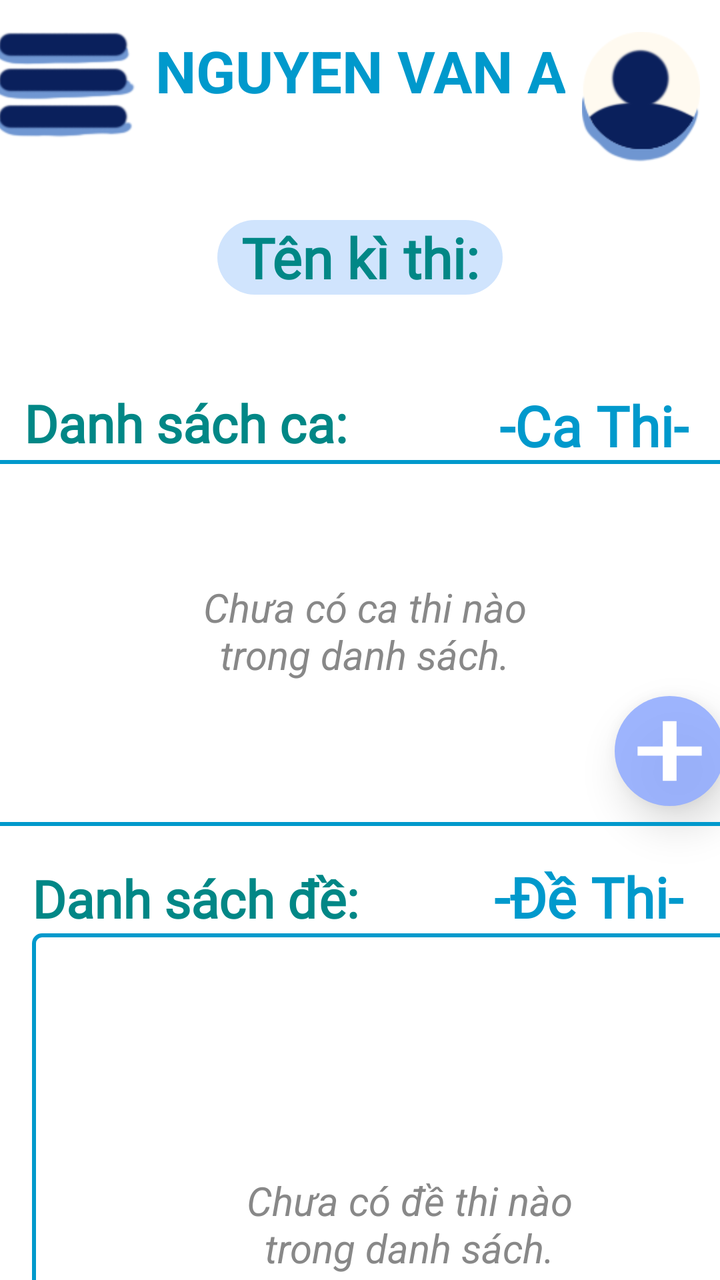
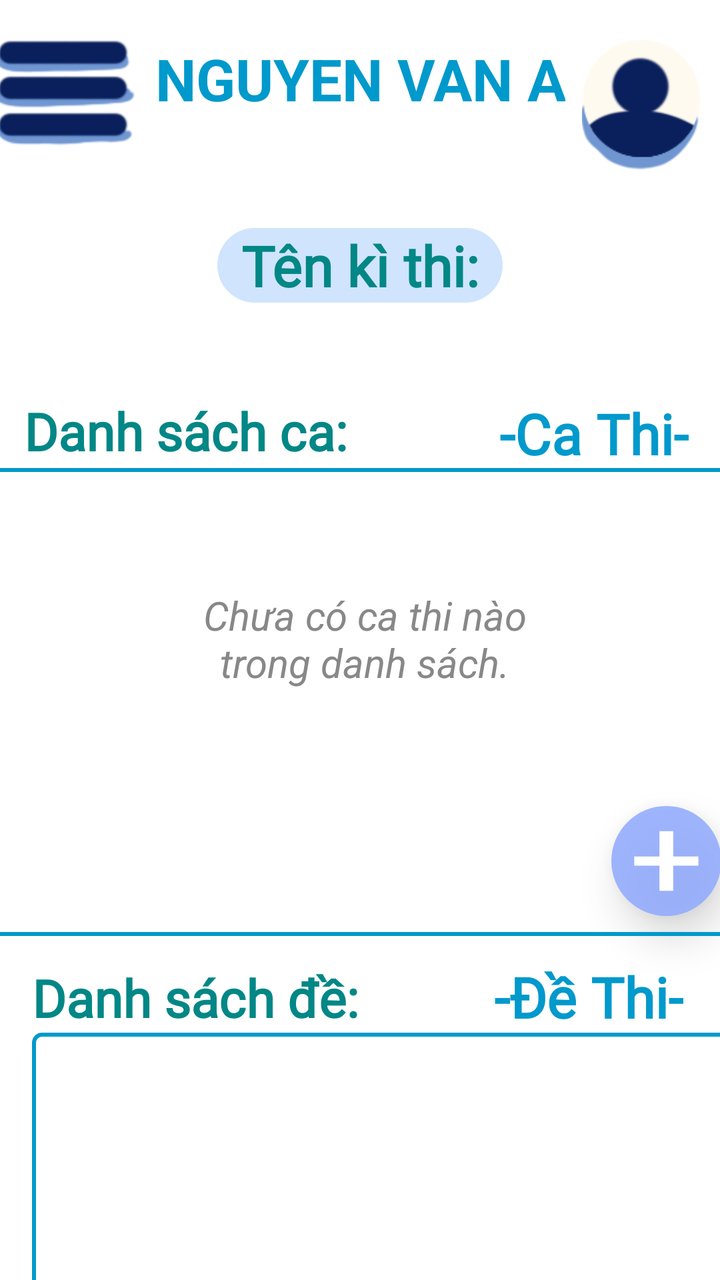

Screens rendered from an Android XML layout before and after an edit, with the pre-edit source and the edit as a unified diff.
<!-- AndroidManifest.xml: application theme Theme.SmartQuiz -->
<!-- res/layout/teacher_add_session_exam.xml -->
<?xml version="1.0" encoding="utf-8"?>
<androidx.constraintlayout.widget.ConstraintLayout xmlns:android="http://schemas.android.com/apk/res/android"
    xmlns:app="http://schemas.android.com/apk/res-auto"
    xmlns:tools="http://schemas.android.com/tools"
    android:id="@+id/main"
    android:layout_width="match_parent"
    android:layout_height="match_parent">

    <androidx.constraintlayout.widget.ConstraintLayout
        android:id="@+id/constraintLayout"
        android:layout_width="match_parent"
        android:layout_height="94dp"
        android:elevation="4dp"
        android:translationZ="4dp"
        app:layout_constraintEnd_toEndOf="parent"
        app:layout_constraintStart_toStartOf="parent"
        app:layout_constraintTop_toTopOf="parent">

        <TextView
            android:id="@+id/user_name"
            android:layout_width="wrap_content"
            android:layout_height="wrap_content"
            android:gravity="center"
            android:text="Nguyen Van A"
            android:textAllCaps="true"
            android:textColor="@android:color/holo_blue_dark"
            android:textSize="29sp"
            android:textStyle="bold"
            app:layout_constraintBottom_toBottomOf="parent"
            app:layout_constraintEnd_toEndOf="parent"
            app:layout_constraintStart_toStartOf="parent"
            app:layout_constraintTop_toTopOf="parent"
            app:layout_constraintVertical_bias="0.29" />

        <ImageButton
            android:id="@+id/registerBtn"
            android:layout_width="71dp"
            android:layout_height="53dp"
            android:layout_marginStart="8dp"
            android:layout_marginTop="16dp"
            android:layout_marginEnd="21dp"
            android:layout_marginBottom="25dp"
            android:background="@null"
            android:scaleType="fitCenter"
            app:layout_constraintBottom_toBottomOf="parent"
            app:layout_constraintEnd_toStartOf="@+id/user_name"
            app:layout_constraintStart_toStartOf="parent"
            app:layout_constraintTop_toTopOf="parent"
            app:srcCompat="@drawable/menu"
            android:contentDescription="Menu Button" />

        <ImageButton
            android:id="@+id/imageButton4"
            android:layout_width="69dp"
            android:layout_height="65dp"
            android:layout_marginStart="15dp"
            android:layout_marginTop="16dp"
            android:layout_marginEnd="17dp"
            android:layout_marginBottom="13dp"
            android:background="@null"
            android:scaleType="fitCenter"
            app:layout_constraintBottom_toBottomOf="parent"
            app:layout_constraintEnd_toEndOf="parent"
            app:layout_constraintStart_toEndOf="@+id/user_name"
            app:layout_constraintTop_toTopOf="parent"
            app:srcCompat="@drawable/user"
            android:contentDescription="User Profile Button" />
    </androidx.constraintlayout.widget.ConstraintLayout>

    <androidx.constraintlayout.widget.ConstraintLayout
        android:id="@+id/constraintLayout4"
        android:layout_width="0dp"
        android:layout_height="0dp"
        app:layout_constraintBottom_toBottomOf="parent"
        app:layout_constraintEnd_toEndOf="parent"
        app:layout_constraintStart_toStartOf="parent"
        app:layout_constraintTop_toBottomOf="@+id/constraintLayout">

        <TextView
            android:id="@+id/assessment_name"
            android:layout_width="wrap_content"
            android:layout_height="wrap_content"
            android:layout_marginTop="16dp"
            android:background="@drawable/light_blue"
            android:fontFamily="@font/be_vietnam_pro_light_italic"
            android:paddingLeft="12sp"
            android:paddingRight="12sp"
            android:text="Tên kì thi:"
            android:textColor="@color/teal_700"
            android:textSize="28sp"
            android:textStyle="bold"
            app:layout_constraintEnd_toEndOf="parent"
            app:layout_constraintStart_toStartOf="parent"
            app:layout_constraintTop_toTopOf="parent" />

        <TextView
            android:id="@+id/emptyStateTextView"
            android:layout_width="200sp"
            android:layout_height="wrap_content"
            android:layout_marginTop="120dp"
            android:gravity="center"
            android:text="Chưa có đề thi nào trong danh sách."
            android:textColor="#888888"
            android:textSize="20sp"
            android:textStyle="italic"
            app:layout_constraintBottom_toBottomOf="@+id/scrollView4"
            app:layout_constraintEnd_toEndOf="@+id/scrollView4"
            app:layout_constraintStart_toStartOf="@+id/scrollView4"
            app:layout_constraintTop_toTopOf="@+id/scrollView4"
            app:layout_constraintVertical_bias="0.0"
            tools:visibility="visible" />

        <TextView
            android:id="@+id/emptyStateTextView1"
            android:layout_width="200sp"
            android:layout_height="wrap_content"
            android:layout_marginTop="60dp"
            android:gravity="center"
            android:text="Chưa có ca thi nào trong danh sách."
            android:textColor="#888888"
            android:textSize="20sp"
            android:textStyle="italic"
            app:layout_constraintBottom_toBottomOf="@+id/scrollView5"
            app:layout_constraintEnd_toEndOf="@+id/scrollView5"
            app:layout_constraintStart_toStartOf="@+id/scrollView5"
            app:layout_constraintTop_toTopOf="@+id/scrollView5"
            app:layout_constraintVertical_bias="0.0"
            tools:visibility="visible" />

        <ScrollView
            android:id="@+id/scrollView5"
            android:layout_width="380dp"
            android:layout_height="183dp"
            android:background="@drawable/border"
            android:elevation="6dp"
            android:translationZ="6dp"
            app:layout_constraintBottom_toBottomOf="parent"
            app:layout_constraintEnd_toEndOf="parent"
            app:layout_constraintHorizontal_bias="0.387"
            app:layout_constraintStart_toStartOf="parent"
            app:layout_constraintTop_toBottomOf="@+id/textView14"
            app:layout_constraintVertical_bias="0.005">

            <LinearLayout
                android:id="@+id/session_list"
                android:layout_width="match_parent"
                android:layout_height="wrap_content"
                android:orientation="vertical"
                tools:layout_editor_absoluteX="15dp"
                tools:layout_editor_absoluteY="151dp" />
        </ScrollView>

        <TextView
            android:id="@+id/textView14"
            android:layout_width="wrap_content"
            android:layout_height="wrap_content"
            android:layout_marginStart="12dp"
            android:layout_marginTop="100dp"
            android:fontFamily="@font/be_vietnam_pro_light_italic"
            android:text="Danh sách ca:"
            android:textColor="@color/teal_700"
            android:textSize="26sp"
            android:textStyle="bold"
            app:layout_constraintStart_toStartOf="parent"
            app:layout_constraintTop_toTopOf="parent" />

        <TextView
            android:id="@+id/textView6"
            android:layout_width="wrap_content"
            android:layout_height="wrap_content"
            android:layout_marginTop="100dp"
            android:fontFamily="@font/be_vietnam_pro_light_italic"
            android:text="-Ca Thi-"
            android:textColor="@android:color/holo_blue_dark"
            android:textSize="28sp"
            android:textStyle="bold"
            app:layout_constraintEnd_toEndOf="parent"
            app:layout_constraintHorizontal_bias="0.941"
            app:layout_constraintStart_toStartOf="parent"
            app:layout_constraintTop_toTopOf="parent" />

        <ScrollView
            android:id="@+id/scrollView4"
            android:layout_width="377dp"
            android:layout_height="243dp"
            android:layout_marginStart="16dp"
            android:layout_marginEnd="16dp"
            android:layout_marginBottom="16dp"
            android:background="@drawable/border"
            android:elevation="6dp"
            android:translationZ="6dp"
            app:layout_constraintBottom_toBottomOf="parent"
            app:layout_constraintEnd_toEndOf="parent"
            app:layout_constraintHorizontal_bias="0.0"
            app:layout_constraintStart_toStartOf="parent"
            app:layout_constraintTop_toBottomOf="@+id/textView15"
            app:layout_constraintVertical_bias="0.0">

            <LinearLayout
                android:id="@+id/list_exam_dialog"
                android:layout_width="match_parent"
                android:layout_height="wrap_content"
                android:orientation="vertical" />
        </ScrollView>

        <TextView
            android:id="@+id/textView13"
            android:layout_width="wrap_content"
            android:layout_height="wrap_content"
            android:fontFamily="@font/be_vietnam_pro_light_italic"
            android:text="-Đề Thi-"
            android:textColor="@android:color/holo_blue_dark"
            android:textSize="28sp"
            android:textStyle="bold"
            app:layout_constraintBottom_toBottomOf="parent"
            app:layout_constraintEnd_toEndOf="parent"
            app:layout_constraintHorizontal_bias="0.931"
            app:layout_constraintStart_toStartOf="parent"
            app:layout_constraintTop_toBottomOf="@+id/scrollView5"
            app:layout_constraintVertical_bias="0.087" />

        <TextView
            android:id="@+id/textView15"
            android:layout_width="wrap_content"
            android:layout_height="wrap_content"
            android:layout_marginStart="16dp"
            android:fontFamily="@font/be_vietnam_pro_light_italic"
            android:text="Danh sách đề:"
            android:textColor="@color/teal_700"
            android:textSize="26sp"
            android:textStyle="bold"
            app:layout_constraintBottom_toBottomOf="parent"
            app:layout_constraintEnd_toStartOf="@+id/textView13"
            app:layout_constraintHorizontal_bias="0.0"
            app:layout_constraintStart_toStartOf="parent"
            app:layout_constraintTop_toBottomOf="@+id/scrollView5"
            app:layout_constraintVertical_bias="0.097" />

        <ImageButton
            android:id="@+id/add_btnSession"
            android:layout_width="55dp"
            android:layout_height="55dp"
            android:layout_marginEnd="10sp"
            android:layout_marginBottom="10sp"
            android:background="@drawable/circle"
            android:contentDescription="Add New Item"
            android:elevation="6dp"
            android:scaleType="fitCenter"
            android:src="@drawable/baseline_add_24"
            android:translationZ="6dp"
            app:layout_constraintBottom_toBottomOf="@+id/scrollView5"
            app:layout_constraintEnd_toEndOf="@+id/scrollView5" />

        <ImageButton
            android:id="@+id/add_btnExam"
            android:layout_width="55dp"
            android:layout_height="55dp"
            android:layout_marginEnd="10sp"
            android:layout_marginBottom="10sp"
            android:background="@drawable/circle"
            android:contentDescription="Add New Item"
            android:elevation="6dp"
            android:scaleType="fitCenter"
            android:src="@drawable/baseline_add_24"
            android:translationZ="6dp"
            app:layout_constraintBottom_toBottomOf="@+id/scrollView4"
            app:layout_constraintEnd_toEndOf="@+id/scrollView4" />

    </androidx.constraintlayout.widget.ConstraintLayout>

</androidx.constraintlayout.widget.ConstraintLayout>
<!-- resources referenced by this layout -->
<resources>
  <color name="teal_700">#FF018786</color>
  <!-- drawable baseline_add_24 (drawable) -->
  <vector xmlns:android="http://schemas.android.com/apk/res/android"
      android:width="24dp"
      android:height="24dp"
      android:viewportWidth="24"
      android:viewportHeight="24"
      android:tint="@android:color/white"> 
  
      
      
      <path
          android:fillColor="@android:color/white"
          android:pathData="M19,13H13.5V18.5H10.5V13H5V11H10.5V5.5H13.5V11H19V13Z"/>
  
  </vector>
  <!-- drawable border (drawable) -->
  <?xml version="1.0" encoding="utf-8"?>
  <shape xmlns:android="http://schemas.android.com/apk/res/android">
      <solid android:color="@android:color/transparent" />
      <stroke
          android:width="2dp"
          android:color="@android:color/holo_blue_dark" />
      <corners android:radius="4dp" />
  </shape>
  <!-- drawable circle (drawable) -->
  <?xml version="1.0" encoding="utf-8"?>
  <shape xmlns:android="http://schemas.android.com/apk/res/android"
      android:shape="oval">
      <solid android:color="@color/dark_blue"/>
  </shape>
  <!-- drawable light_blue (drawable) -->
  <?xml version="1.0" encoding="utf-8"?>
  <shape xmlns:android="http://schemas.android.com/apk/res/android"
      android:shape="rectangle">
      <solid android:color="@color/light_blue"/>
      <corners android:radius="20dp"/>
  </shape>
  <!-- drawable menu: png bitmap (drawable, 4225 bytes) -->
  <!-- drawable user: png bitmap (drawable, 4784 bytes) -->
  <style name="Theme.SmartQuiz" parent="Theme.MaterialComponents.DayNight.DarkActionBar">
          
          <item name="colorPrimary">@color/purple_500</item>
          <item name="colorPrimaryVariant">@color/purple_700</item>
          <item name="colorOnPrimary">@color/white</item>
          
          <item name="colorSecondary">@color/teal_200</item>
          <item name="colorSecondaryVariant">@color/teal_700</item>
          <item name="colorOnSecondary">@color/black</item>
          
          <item name="android:statusBarColor">?attr/colorPrimaryVariant</item>
          
      </style>
  <color name="dark_blue">#DF92ACFF</color>
  <color name="light_blue">#D0E4FD</color>
  <color name="purple_500">#FF6200EE</color>
  <color name="purple_700">#FF3700B3</color>
  <color name="white">#FFFFFFFF</color>
  <color name="teal_200">#FF03DAC5</color>
  <color name="black">#FF000000</color>
</resources>

<!-- the commit's change to res/layout/teacher_add_session_exam.xml (unified diff, before → after) -->
@@ -4,15 +4,18 @@
     xmlns:tools="http://schemas.android.com/tools"
     android:id="@+id/main"
     android:layout_width="match_parent"
-    android:layout_height="match_parent">
+    android:layout_height="match_parent"
+    android:fitsSystemWindows="true">
 
     <androidx.constraintlayout.widget.ConstraintLayout
         android:id="@+id/constraintLayout"
         android:layout_width="match_parent"
         android:layout_height="94dp"
+        android:layout_marginTop="4dp"
         android:elevation="4dp"
         android:translationZ="4dp"
         app:layout_constraintEnd_toEndOf="parent"
+        app:layout_constraintHorizontal_bias="0.0"
         app:layout_constraintStart_toStartOf="parent"
         app:layout_constraintTop_toTopOf="parent">
 
@@ -41,13 +44,13 @@
             android:layout_marginEnd="21dp"
             android:layout_marginBottom="25dp"
             android:background="@null"
+            android:contentDescription="Menu Button"
             android:scaleType="fitCenter"
             app:layout_constraintBottom_toBottomOf="parent"
             app:layout_constraintEnd_toStartOf="@+id/user_name"
             app:layout_constraintStart_toStartOf="parent"
             app:layout_constraintTop_toTopOf="parent"
-            app:srcCompat="@drawable/menu"
-            android:contentDescription="Menu Button" />
+            app:srcCompat="@drawable/menu" />
 
         <ImageButton
             android:id="@+id/imageButton4"
@@ -58,13 +61,13 @@
             android:layout_marginEnd="17dp"
             android:layout_marginBottom="13dp"
             android:background="@null"
+            android:contentDescription="User Profile Button"
             android:scaleType="fitCenter"
             app:layout_constraintBottom_toBottomOf="parent"
             app:layout_constraintEnd_toEndOf="parent"
             app:layout_constraintStart_toEndOf="@+id/user_name"
             app:layout_constraintTop_toTopOf="parent"
-            app:srcCompat="@drawable/user"
-            android:contentDescription="User Profile Button" />
+            app:srcCompat="@drawable/user" />
     </androidx.constraintlayout.widget.ConstraintLayout>
 
     <androidx.constraintlayout.widget.ConstraintLayout
@@ -129,8 +132,8 @@
 
         <ScrollView
             android:id="@+id/scrollView5"
-            android:layout_width="380dp"
-            android:layout_height="183dp"
+            android:layout_width="377dp"
+            android:layout_height="234dp"
             android:background="@drawable/border"
             android:elevation="6dp"
             android:translationZ="6dp"
@@ -181,8 +184,8 @@
 
         <ScrollView
             android:id="@+id/scrollView4"
-            android:layout_width="377dp"
-            android:layout_height="243dp"
+            android:layout_width="375dp"
+            android:layout_height="296dp"
             android:layout_marginStart="16dp"
             android:layout_marginEnd="16dp"
             android:layout_marginBottom="16dp"
